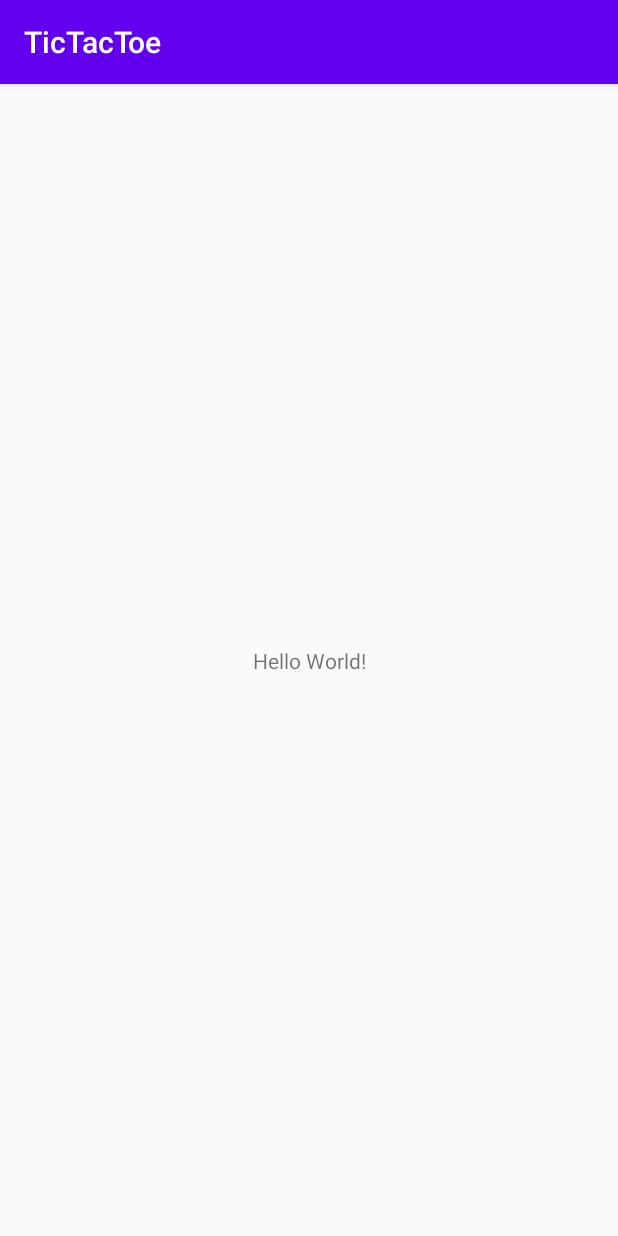
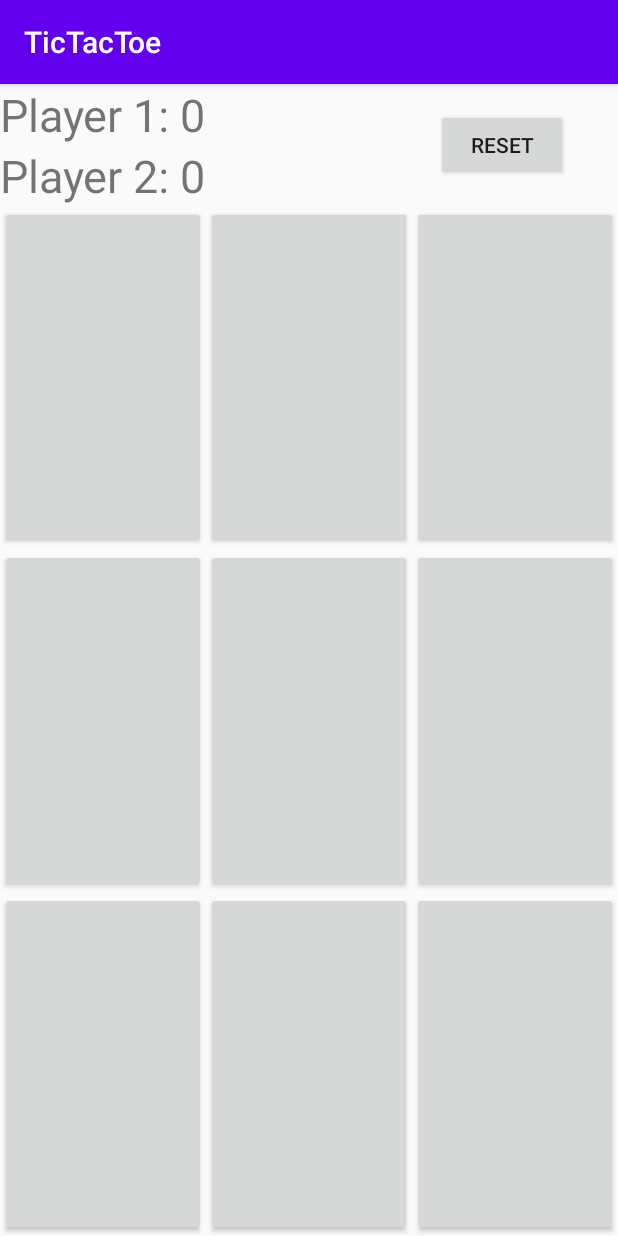
Before and after one commit to PHarshit/TicTacToe, an Android app: the screen it shows after launch (MainActivity), on a phone screen of 412 x 824 dp. Run offline under Robolectric (Android 15) with nearby library versions, the phone set to English and light mode, and no system bars.

Commit message:
Added Layout

```diff
--- a/app/src/main/res/layout/activity_main.xml
+++ b/app/src/main/res/layout/activity_main.xml
@@ -1,18 +1,111 @@
 <?xml version="1.0" encoding="utf-8"?>
-<androidx.constraintlayout.widget.ConstraintLayout xmlns:android="http://schemas.android.com/apk/res/android"
+<LinearLayout xmlns:android="http://schemas.android.com/apk/res/android"
     xmlns:app="http://schemas.android.com/apk/res-auto"
     xmlns:tools="http://schemas.android.com/tools"
     android:layout_width="match_parent"
     android:layout_height="match_parent"
+    android:orientation="vertical"
     tools:context=".MainActivity">
 
-    <TextView
-        android:layout_width="wrap_content"
-        android:layout_height="wrap_content"
-        android:text="Hello World!"
-        app:layout_constraintBottom_toBottomOf="parent"
-        app:layout_constraintLeft_toLeftOf="parent"
-        app:layout_constraintRight_toRightOf="parent"
-        app:layout_constraintTop_toTopOf="parent" />
+    <RelativeLayout
+        android:layout_width="match_parent"
+        android:layout_height="wrap_content">
+        <TextView
+            android:id="@+id/text_view_p1"
+            android:layout_width="wrap_content"
+            android:layout_height="wrap_content"
+            android:text="Player 1: 0"
+            android:textSize="30sp"/>
+        <TextView
+            android:id="@+id/text_view_p2"
+            android:layout_width="wrap_content"
+            android:layout_height="wrap_content"
+            android:layout_below="@id/text_view_p1"
+            android:text="Player 2: 0"
+            android:textSize="30sp"/>
+        <Button
+            android:id="@+id/button_reset"
+            android:layout_width="wrap_content"
+            android:layout_height="wrap_content"
+            android:layout_alignParentEnd="true"
+            android:layout_centerVertical="true"
+            android:layout_marginEnd="33dp"
+            android:text="reset"/>
+    </RelativeLayout>
 
-</androidx.constraintlayout.widget.ConstraintLayout>
+    <LinearLayout
+        android:layout_width="match_parent"
+        android:layout_height="0dp"
+        android:layout_weight="1">
+
+        <Button
+            android:id="@+id/button_00"
+            android:layout_width="0dp"
+            android:layout_height="match_parent"
+            android:layout_weight="1"
+            android:textSize="60sp"/>
+        <Button
+            android:id="@+id/button_01"
+            android:layout_width="0dp"
+            android:layout_height="match_parent"
+            android:layout_weight="1"
+            android:textSize="60sp"/>
+        <Button
+            android:id="@+id/button_02"
+            android:layout_width="0dp"
+            android:layout_height="match_parent"
+            android:layout_weight="1"
+            android:textSize="60sp"/>
+    </LinearLayout>
+
+    <LinearLayout
+        android:layout_width="match_parent"
+        android:layout_height="0dp"
+        android:layout_weight="1">
+
+        <Button
+            android:id="@+id/button_10"
+            android:layout_width="0dp"
+            android:layout_height="match_parent"
+            android:layout_weight="1"
+            android:textSize="60sp"/>
+        <Button
+            android:id="@+id/button_11"
+            android:layout_width="0dp"
+            android:layout_height="match_parent"
+            android:layout_weight="1"
+            android:textSize="60sp"/>
+        <Button
+            android:id="@+id/button_12"
+            android:layout_width="0dp"
+            android:layout_height="match_parent"
+            android:layout_weight="1"
+            android:textSize="60sp"/>
+    </LinearLayout>
+
+    <LinearLayout
+        android:layout_width="match_parent"
+        android:layout_height="0dp"
+        android:layout_weight="1">
+
+        <Button
+            android:id="@+id/button_20"
+            android:layout_width="0dp"
+            android:layout_height="match_parent"
+            android:layout_weight="1"
+            android:textSize="60sp"/>
+        <Button
+            android:id="@+id/button_21"
+            android:layout_width="0dp"
+            android:layout_height="match_parent"
+            android:layout_weight="1"
+            android:textSize="60sp"/>
+        <Button
+            android:id="@+id/button_22"
+            android:layout_width="0dp"
+            android:layout_height="match_parent"
+            android:layout_weight="1"
+            android:textSize="60sp"/>
+    </LinearLayout>
+
+</LinearLayout>
```
